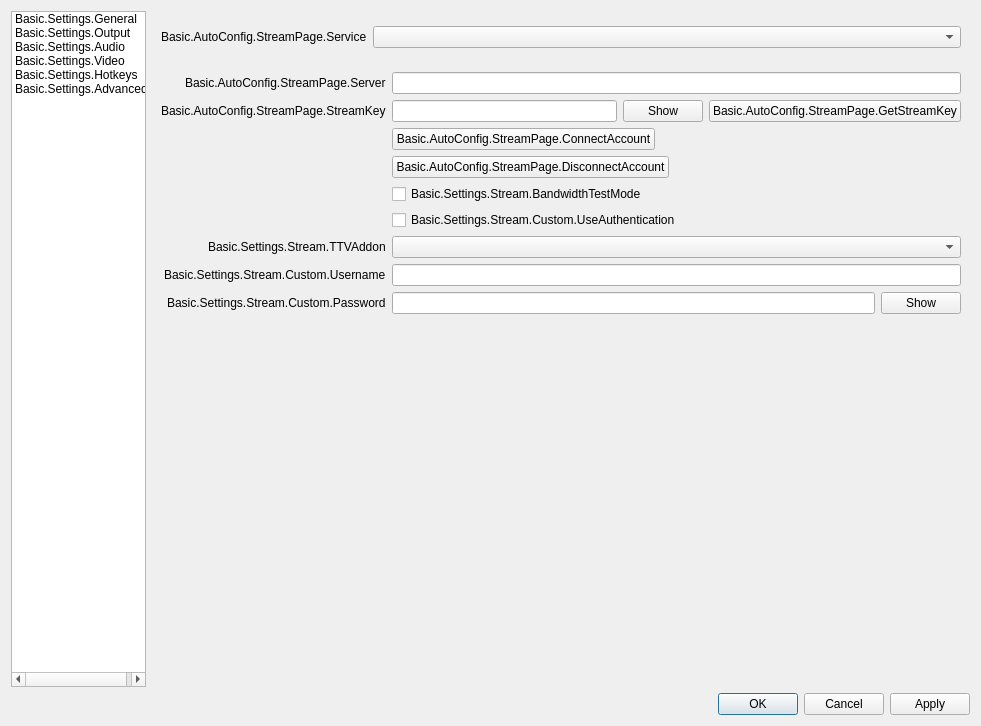
The window that UI/forms/OBSBasicSettings.ui (skimotv/SkimoMeetingRecorder) describes before a commit, drawn with Qt 5.
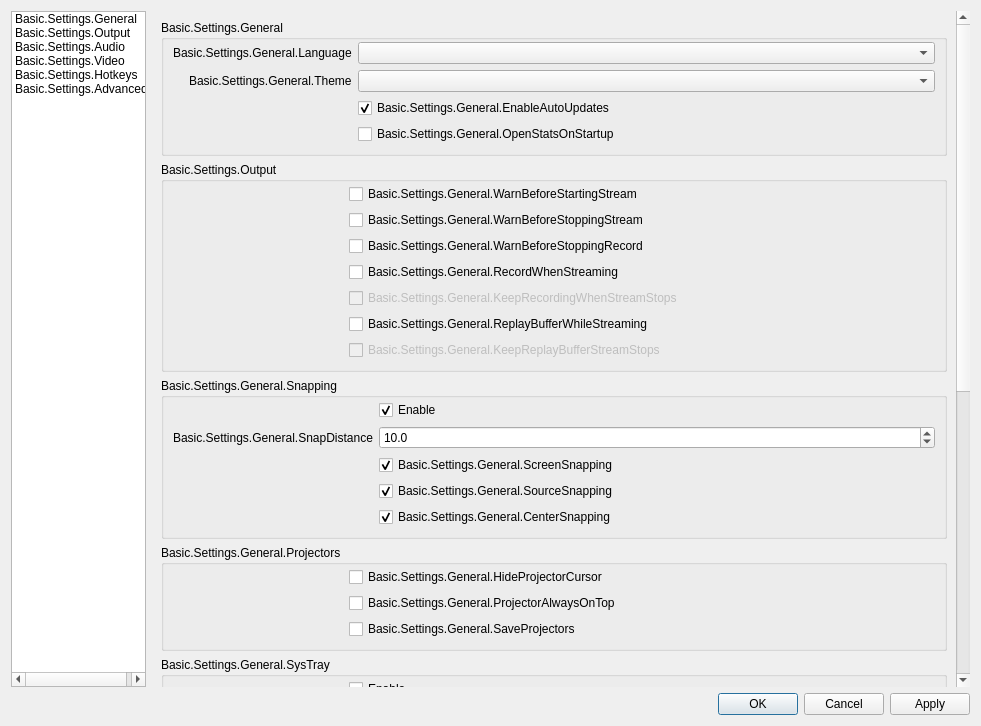
The same window after the commit. The open tabs and pages were chosen to show the change. Icons and pictures are not drawn. Custom widgets are drawn as their Qt base class.

Commit message: Complete removal of the stream settings tab (annoying setup beind the scenes)

What changed in the file:
```diff
--- a/UI/forms/OBSBasicSettings.ui
+++ b/UI/forms/OBSBasicSettings.ui
@@ -775,442 +775,7 @@
          </item>
         </layout>
        </widget>
-       <widget class="QWidget" name="streamPage">
-        <layout class="QVBoxLayout" name="verticalLayout_5">
-         <property name="leftMargin">
-          <number>0</number>
-         </property>
-         <property name="topMargin">
-          <number>0</number>
-         </property>
-         <property name="rightMargin">
-          <number>0</number>
-         </property>
-         <property name="bottomMargin">
-          <number>0</number>
-         </property>
-         <item>
-          <widget class="QWidget" name="widget_5" native="true">
-           <property name="sizePolicy">
-            <sizepolicy hsizetype="Preferred" vsizetype="Maximum">
-             <horstretch>0</horstretch>
-             <verstretch>0</verstretch>
-            </sizepolicy>
-           </property>
-           <layout class="QFormLayout" name="topStreamLayout">
-            <property name="fieldGrowthPolicy">
-             <enum>QFormLayout::AllNonFixedFieldsGrow</enum>
-            </property>
-            <property name="labelAlignment">
-             <set>Qt::AlignRight|Qt::AlignTrailing|Qt::AlignVCenter</set>
-            </property>
-            <item row="3" column="0">
-             <widget class="QLabel" name="serviceLabel">
-              <property name="text">
-               <string>Basic.AutoConfig.StreamPage.Service</string>
-              </property>
-              <property name="buddy">
-               <cstring>service</cstring>
-              </property>
-             </widget>
-            </item>
-            <item row="3" column="1">
-             <widget class="QComboBox" name="service">
-              <property name="maxVisibleItems">
-               <number>20</number>
-              </property>
-             </widget>
-            </item>
-            <item row="1" column="0">
-             <spacer name="horizontalSpacer_17">
-              <property name="orientation">
-               <enum>Qt::Horizontal</enum>
-              </property>
-              <property name="sizeHint" stdset="0">
-               <size>
-                <width>170</width>
-                <height>0</height>
-               </size>
-              </property>
-             </spacer>
-            </item>
-           </layout>
-          </widget>
-         </item>
-         <item>
-          <widget class="QStackedWidget" name="streamStackWidget">
-           <property name="sizePolicy">
-            <sizepolicy hsizetype="Expanding" vsizetype="Expanding">
-             <horstretch>0</horstretch>
-             <verstretch>0</verstretch>
-            </sizepolicy>
-           </property>
-           <property name="currentIndex">
-            <number>1</number>
-           </property>
-           <widget class="QWidget" name="loginPage">
-            <layout class="QFormLayout" name="loginPageLayout">
-             <item row="0" column="0">
-              <spacer name="horizontalSpacer_20">
-               <property name="orientation">
-                <enum>Qt::Horizontal</enum>
-               </property>
-               <property name="sizeType">
-                <enum>QSizePolicy::Fixed</enum>
-               </property>
-               <property name="sizeHint" stdset="0">
-                <size>
-                 <width>170</width>
-                 <height>19</height>
-                </size>
-               </property>
-              </spacer>
-             </item>
-             <item row="0" column="1">
-              <layout class="QHBoxLayout" name="horizontalLayout_16">
-               <item>
-                <widget class="QPushButton" name="connectAccount">
-                 <property name="text">
-                  <string>Basic.AutoConfig.StreamPage.ConnectAccount</string>
-                 </property>
-                </widget>
-               </item>
-               <item>
-                <spacer name="horizontalSpacer_21">
-                 <property name="orientation">
-                  <enum>Qt::Horizontal</enum>
-                 </property>
-                 <property name="sizeHint" stdset="0">
-                  <size>
-                   <width>40</width>
-                   <height>10</height>
-                  </size>
-                 </property>
-                </spacer>
-               </item>
-              </layout>
-             </item>
-             <item row="1" column="0">
-              <spacer name="horizontalSpacer_22">
-               <property name="orientation">
-                <enum>Qt::Horizontal</enum>
-               </property>
-               <property name="sizeType">
-                <enum>QSizePolicy::Fixed</enum>
-               </property>
-               <property name="sizeHint" stdset="0">
-                <size>
-                 <width>170</width>
-                 <height>19</height>
-                </size>
-               </property>
-              </spacer>
-             </item>
-             <item row="1" column="1">
-              <layout class="QHBoxLayout" name="horizontalLayout_17">
-               <item>
-                <widget class="QPushButton" name="useStreamKey">
-                 <property name="text">
-                  <string>Basic.AutoConfig.StreamPage.UseStreamKey</string>
-                 </property>
-                </widget>
-               </item>
-               <item>
-                <spacer name="horizontalSpacer_23">
-                 <property name="orientation">
-                  <enum>Qt::Horizontal</enum>
-                 </property>
-                 <property name="sizeHint" stdset="0">
-                  <size>
-                   <width>40</width>
-                   <height>20</height>
-                  </size>
-                 </property>
-                </spacer>
-               </item>
-              </layout>
-             </item>
-            </layout>
-           </widget>
-           <widget class="QWidget" name="streamKeyPage">
-            <layout class="QFormLayout" name="streamkeyPageLayout">
-             <property name="fieldGrowthPolicy">
-              <enum>QFormLayout::AllNonFixedFieldsGrow</enum>
-             </property>
-             <property name="labelAlignment">
-              <set>Qt::AlignRight|Qt::AlignTrailing|Qt::AlignVCenter</set>
-             </property>
-             <item row="0" column="0">
-              <widget class="QLabel" name="serverLabel">
-               <property name="text">
-                <string>Basic.AutoConfig.StreamPage.Server</string>
-               </property>
-              </widget>
-             </item>
-             <item row="0" column="1">
-              <widget class="QStackedWidget" name="serverStackedWidget">
-               <property name="sizePolicy">
-                <sizepolicy hsizetype="Preferred" vsizetype="Maximum">
-                 <horstretch>0</horstretch>
-                 <verstretch>0</verstretch>
-                </sizepolicy>
-               </property>
-               <property name="currentIndex">
-                <number>1</number>
-               </property>
-               <widget class="QWidget" name="servicePage">
-                <layout class="QHBoxLayout" name="horizontalLayout_21">
-                 <property name="leftMargin">
-                  <number>0</number>
-                 </property>
-                 <property name="topMargin">
-                  <number>0</number>
-                 </property>
-                 <property name="rightMargin">
-                  <number>0</number>
-                 </property>
-                 <property name="bottomMargin">
-                  <number>0</number>
-                 </property>
-                 <item>
-                  <widget class="QComboBox" name="server"/>
-                 </item>
-                </layout>
-               </widget>
-               <widget class="QWidget" name="customPage">
-                <layout class="QHBoxLayout" name="horizontalLayout_22">
-                 <property name="leftMargin">
-                  <number>0</number>
-                 </property>
-                 <property name="topMargin">
-                  <number>0</number>
-                 </property>
-                 <property name="rightMargin">
-                  <number>0</number>
-                 </property>
-                 <property name="bottomMargin">
-                  <number>0</number>
-                 </property>
-                 <item>
-                  <widget class="QLineEdit" name="customServer"/>
-                 </item>
-                </layout>
-               </widget>
-              </widget>
-             </item>
-             <item row="1" column="0">
-              <widget class="QLabel" name="streamKeyLabel">
-               <property name="text">
-                <string>Basic.AutoConfig.StreamPage.StreamKey</string>
-               </property>
-               <property name="openExternalLinks">
-                <bool>true</bool>
-               </property>
-               <property name="buddy">
-                <cstring>key</cstring>
-               </property>
-              </widget>
-             </item>
-             <item row="1" column="1">
-              <widget class="QWidget" name="streamKeyWidget" native="true">
-               <layout class="QHBoxLayout" name="horizontalLayout_11">
-                <property name="leftMargin">
-                 <number>0</number>
-                </property>
-                <property name="topMargin">
-                 <number>0</number>
-                </property>
-                <property name="rightMargin">
-                 <number>0</number>
-                </property>
-                <property name="bottomMargin">
-                 <number>0</number>
-                </property>
-                <item>
-                 <widget class="QLineEdit" name="key">
-                  <property name="inputMask">
-                   <string notr="true"/>
-                  </property>
-                  <property name="text">
-                   <string notr="true"/>
-                  </property>
-                  <property name="echoMode">
-                   <enum>QLineEdit::Password</enum>
-                  </property>
-                 </widget>
-                </item>
-                <item>
-                 <widget class="QPushButton" name="show">
-                  <property name="text">
-                   <string>Show</string>
-                  </property>
-                 </widget>
-                </item>
-                <item>
-                 <widget class="UrlPushButton" name="getStreamKeyButton">
-                  <property name="toolTip">
-                   <string/>
-                  </property>
-                  <property name="toolTipDuration">
-                   <number>-4</number>
-                  </property>
-                  <property name="text">
-                   <string>Basic.AutoConfig.StreamPage.GetStreamKey</string>
-                  </property>
-                 </widget>
-                </item>
-               </layout>
-              </widget>
-             </item>
-             <item row="3" column="0">
-              <spacer name="horizontalSpacer_18">
-               <property name="orientation">
-                <enum>Qt::Horizontal</enum>
-               </property>
-               <property name="sizeHint" stdset="0">
-                <size>
-                 <width>170</width>
-                 <height>8</height>
-                </size>
-               </property>
-              </spacer>
-             </item>
-             <item row="3" column="1">
-              <layout class="QHBoxLayout" name="horizontalLayout_15">
-               <item>
-                <widget class="QPushButton" name="connectAccount2">
-                 <property name="text">
-                  <string>Basic.AutoConfig.StreamPage.ConnectAccount</string>
-                 </property>
-                </widget>
-               </item>
-               <item>
-                <spacer name="horizontalSpacer_19">
-                 <property name="orientation">
-                  <enum>Qt::Horizontal</enum>
-                 </property>
-                 <property name="sizeHint" stdset="0">
-                  <size>
-                   <width>40</width>
-                   <height>20</height>
-                  </size>
-                 </property>
-                </spacer>
-               </item>
-              </layout>
-             </item>
-             <item row="4" column="1">
-              <layout class="QHBoxLayout" name="horizontalLayout_23">
-               <item>
-                <widget class="QPushButton" name="disconnectAccount">
-                 <property name="text">
-                  <string>Basic.AutoConfig.StreamPage.DisconnectAccount</string>
-                 </property>
-                </widget>
-               </item>
-               <item>
-                <spacer name="horizontalSpacer_24">
-                 <property name="orientation">
-                  <enum>Qt::Horizontal</enum>
-                 </property>
-                 <property name="sizeHint" stdset="0">
-                  <size>
-                   <width>40</width>
-                   <height>20</height>
-                  </size>
-                 </property>
-                </spacer>
-               </item>
-              </layout>
-             </item>
-             <item row="5" column="1">
-              <widget class="QCheckBox" name="bandwidthTestEnable">
-               <property name="text">
-                <string>Basic.Settings.Stream.BandwidthTestMode</string>
-               </property>
-              </widget>
-             </item>
-             <item row="6" column="1">
-              <widget class="QCheckBox" name="useAuth">
-               <property name="text">
-                <string>Basic.Settings.Stream.Custom.UseAuthentication</string>
-               </property>
-              </widget>
-             </item>
-             <item row="8" column="0">
-              <widget class="QLabel" name="authUsernameLabel">
-               <property name="text">
-                <string>Basic.Settings.Stream.Custom.Username</string>
-               </property>
-               <property name="buddy">
-                <cstring>authUsername</cstring>
-               </property>
-              </widget>
-             </item>
-             <item row="8" column="1">
-              <widget class="QLineEdit" name="authUsername"/>
-             </item>
-             <item row="9" column="0">
-              <widget class="QLabel" name="authPwLabel">
-               <property name="text">
-                <string>Basic.Settings.Stream.Custom.Password</string>
-               </property>
-               <property name="buddy">
-                <cstring>authPw</cstring>
-               </property>
-              </widget>
-             </item>
-             <item row="9" column="1">
-              <widget class="QWidget" name="authPwWidget" native="true">
-               <layout class="QHBoxLayout" name="horizontalLayout_25">
-                <property name="leftMargin">
-                 <number>0</number>
-                </property>
-                <property name="topMargin">
-                 <number>0</number>
-                </property>
-                <property name="rightMargin">
-                 <number>0</number>
-                </property>
-                <property name="bottomMargin">
-                 <number>0</number>
-                </property>
-                <item>
-                 <widget class="QLineEdit" name="authPw">
-                  <property name="echoMode">
-                   <enum>QLineEdit::Password</enum>
-                  </property>
-                 </widget>
-                </item>
-                <item>
-                 <widget class="QPushButton" name="authPwShow">
-                  <property name="text">
-                   <string>Show</string>
-                  </property>
-                 </widget>
-                </item>
-               </layout>
-              </widget>
-             </item>
-             <item row="7" column="1">
-              <widget class="QComboBox" name="twitchAddonDropdown"/>
-             </item>
-             <item row="7" column="0">
-              <widget class="QLabel" name="twitchAddonLabel">
-               <property name="text">
-                <string>Basic.Settings.Stream.TTVAddon</string>
-               </property>
-               <property name="buddy">
-                <cstring>twitchAddonDropdown</cstring>
-               </property>
-              </widget>
-             </item>
-            </layout>
-           </widget>
-          </widget>
-         </item>
-        </layout>
-       </widget>
+       
        <widget class="QWidget" name="outputPage">
         <layout class="QVBoxLayout" name="verticalLayout_2">
          <property name="leftMargin">
```
The commit also changes 2 other files.
